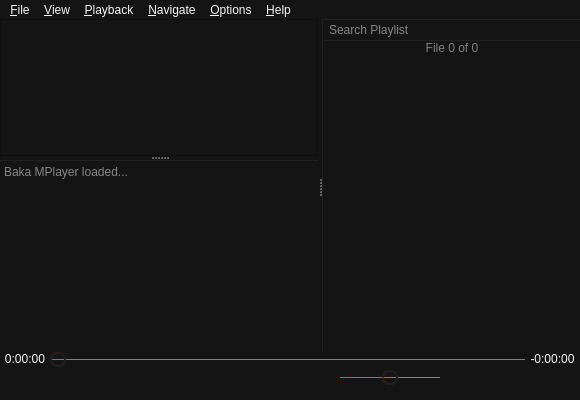
This is Baka MPlayer/ui/mainwindow.ui in u8sand/Baka-MPlayer as Qt 5 draws it before an edit. The edited form follows.
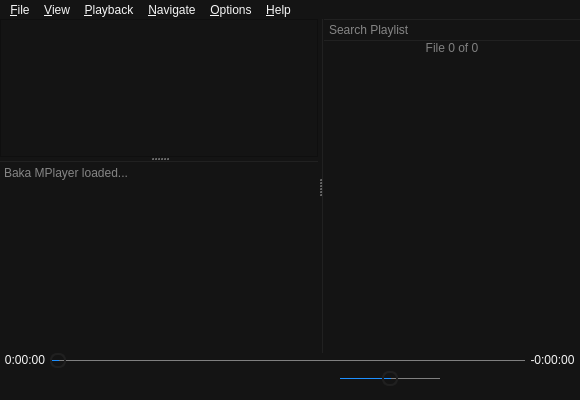
This is the edited form. Icons and pictures are not drawn. Custom widgets are drawn as their Qt base class.

Commit message: mainwindow.ui: space the controls out more

```diff
--- a/Baka MPlayer/ui/mainwindow.ui
+++ b/Baka MPlayer/ui/mainwindow.ui
@@ -434,17 +434,20 @@
        </sizepolicy>
       </property>
       <layout class="QHBoxLayout" name="horizontalLayout_3">
+       <property name="spacing">
+        <number>8</number>
+       </property>
        <property name="leftMargin">
-        <number>12</number>
+        <number>14</number>
        </property>
        <property name="topMargin">
         <number>0</number>
        </property>
        <property name="rightMargin">
-        <number>12</number>
+        <number>14</number>
        </property>
        <property name="bottomMargin">
-        <number>11</number>
+        <number>10</number>
        </property>
        <item>
         <widget class="OpenButton" name="openButton">
@@ -466,9 +469,6 @@
          <property name="toolTip">
           <string>&lt;html&gt;&lt;head/&gt;&lt;body&gt;&lt;p&gt;Left Click to Open File&lt;br&gt;Mouse Wheel Click to Jump&lt;br&gt;Right Click to Open URL&lt;/p&gt;&lt;/body&gt;&lt;/html&gt;</string>
          </property>
-         <property name="autoFillBackground">
-          <bool>false</bool>
-         </property>
          <property name="icon">
           <iconset resource="../rsclist.qrc">
            <normaloff>:/img/default_open.svg</normaloff>:/img/default_open.svg</iconset>
@@ -504,9 +504,6 @@
          <property name="toolTip">
           <string>Voice Command</string>
          </property>
-         <property name="autoFillBackground">
-          <bool>false</bool>
-         </property>
          <property name="icon">
           <iconset resource="../rsclist.qrc">
            <normaloff>:/img/disabled_mic.svg</normaloff>:/img/disabled_mic.svg</iconset>
@@ -537,6 +534,9 @@
        </item>
        <item>
         <layout class="QHBoxLayout" name="horizontalLayout_2">
+         <property name="spacing">
+          <number>8</number>
+         </property>
          <item>
           <spacer name="horizontalSpacer">
            <property name="orientation">
@@ -547,7 +547,7 @@
            </property>
            <property name="sizeHint" stdset="0">
             <size>
-             <width>50</width>
+             <width>40</width>
              <height>20</height>
             </size>
            </property>
@@ -573,9 +573,6 @@
            <property name="cursor">
             <cursorShape>PointingHandCursor</cursorShape>
            </property>
-           <property name="autoFillBackground">
-            <bool>false</bool>
-           </property>
            <property name="icon">
             <iconset resource="../rsclist.qrc">
              <normaloff>:/img/default_reverse.svg</normaloff>
@@ -613,9 +610,6 @@
            <property name="cursor">
             <cursorShape>PointingHandCursor</cursorShape>
            </property>
-           <property name="autoFillBackground">
-            <bool>false</bool>
-           </property>
            <property name="icon">
             <iconset resource="../rsclist.qrc">
              <normaloff>:/img/default_previous.svg</normaloff>
@@ -653,9 +647,6 @@
            <property name="cursor">
             <cursorShape>PointingHandCursor</cursorShape>
            </property>
-           <property name="autoFillBackground">
-            <bool>false</bool>
-           </property>
            <property name="icon">
             <iconset resource="../rsclist.qrc">
              <normaloff>:/img/disabled_play.svg</normaloff>:/img/disabled_play.svg</iconset>
@@ -691,9 +682,6 @@
            <property name="cursor">
             <cursorShape>PointingHandCursor</cursorShape>
            </property>
-           <property name="autoFillBackground">
-            <bool>false</bool>
-           </property>
            <property name="icon">
             <iconset resource="../rsclist.qrc">
              <normaloff>:/img/default_next.svg</normaloff>
@@ -794,9 +782,6 @@
          <property name="cursor">
           <cursorShape>PointingHandCursor</cursorShape>
          </property>
-         <property name="autoFillBackground">
-          <bool>false</bool>
-         </property>
          <property name="icon">
           <iconset resource="../rsclist.qrc">
            <normaloff>:/img/default_playlist.svg</normaloff>
```
